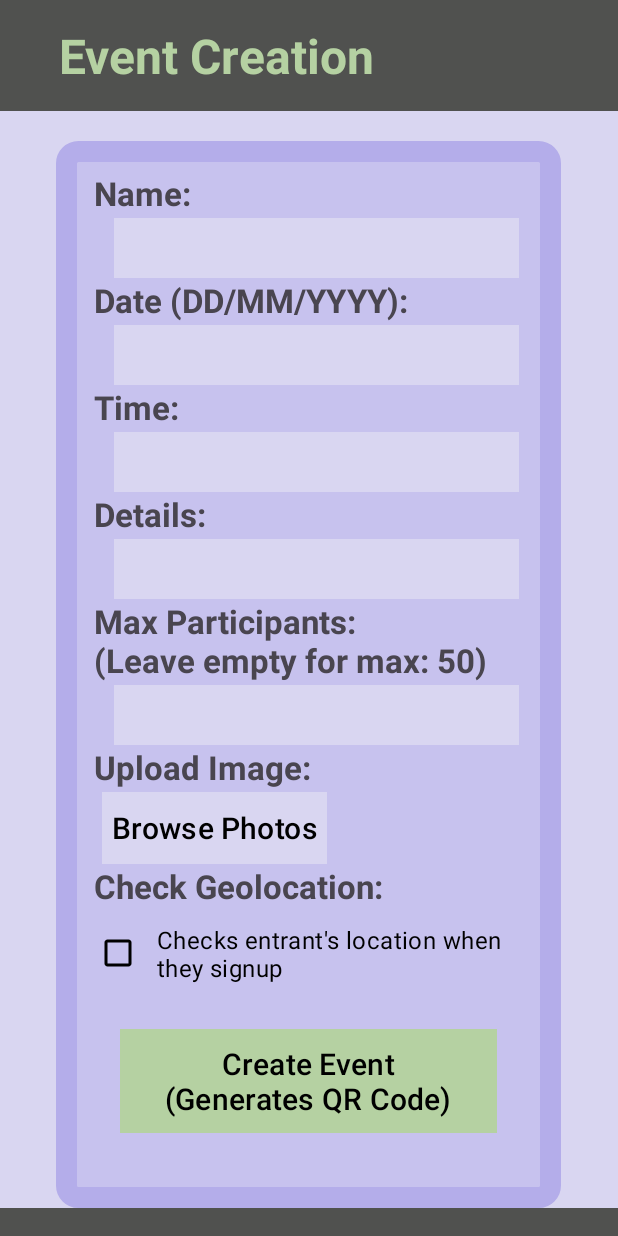
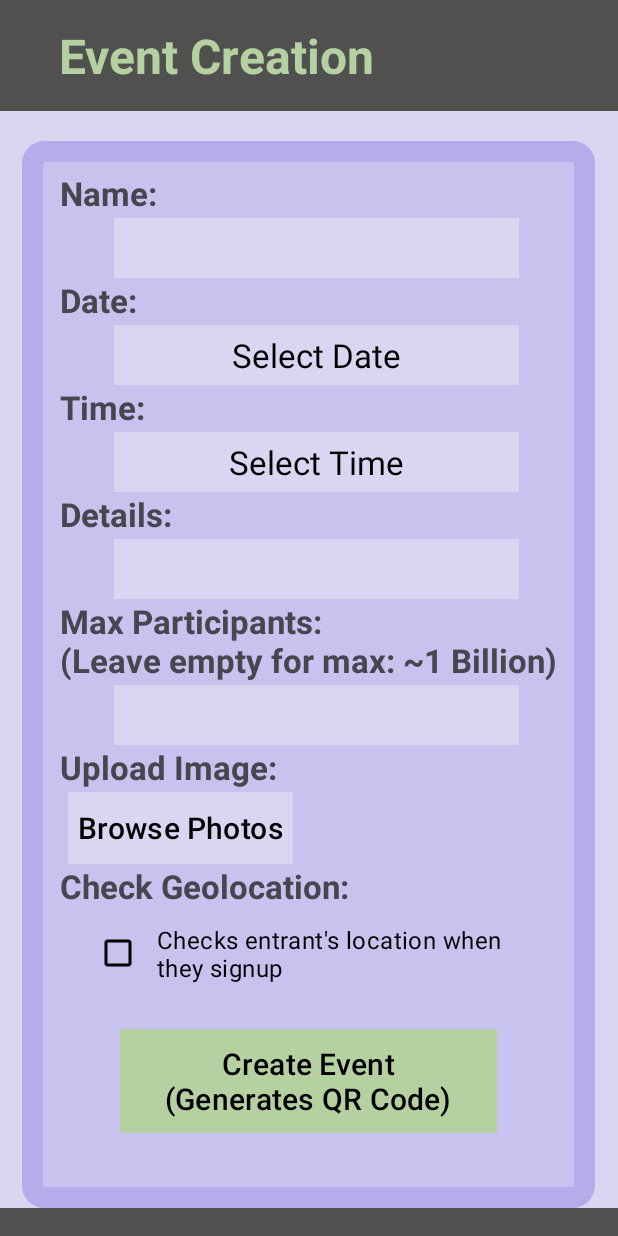
Before and after one commit to CMPUT301F24castle/king-of-the-castle, an Android app: the CreateEventActivity screen opened directly, with no data from a screen before it, on a phone screen of 412 x 824 dp. Run offline under Robolectric (Android 15) with nearby library versions, the phone set to English and light mode, and no system bars; our stand-ins replace Firebase (no records; nobody signed in at launch, a user with empty details on screens opened directly); 1 statement that could not run was skipped.

Commit message:
added widgets for selecting date and time

```diff
--- a/Project/app/src/main/res/layout/event_create_screen.xml
+++ b/Project/app/src/main/res/layout/event_create_screen.xml
@@ -54,18 +54,16 @@
             android:maxLines="1"
             android:scrollHorizontally="true"
             android:inputType="text"/>
-
         <TextView
             android:layout_width="wrap_content"
             android:layout_height="wrap_content"
-            android:text="Date (DD/MM/YYYY):"
+            android:text="Date:"
             android:textStyle="bold"
             android:textSize="22sp"
             android:gravity="start"
             android:layout_gravity="start"/>
-
-        <EditText
-            android:id="@+id/event_date_edit_text"
+        <TextView
+            android:id="@+id/event_date_text_view"
             android:layout_width="270dp"
             android:layout_height="wrap_content"
             android:background="@color/light_purple"
@@ -74,10 +72,10 @@
             android:padding="5dp"
             android:layout_marginStart="5dp"
             android:layout_marginTop="2dp"
-            android:maxLines="1"
-            android:scrollHorizontally="true"
-            android:inputType="text"/>
-
+            android:text="Select Date"
+            android:gravity="center"
+            android:clickable="true"
+            android:focusable="true" />
         <TextView
             android:layout_width="wrap_content"
             android:layout_height="wrap_content"
@@ -86,9 +84,8 @@
             android:textSize="22sp"
             android:gravity="start"
             android:layout_gravity="start"/>
-
-        <EditText
-            android:id="@+id/event_time_edit_text"
+        <TextView
+            android:id="@+id/event_time_text_view"
             android:layout_width="270dp"
             android:layout_height="wrap_content"
             android:background="@color/light_purple"
@@ -97,9 +94,10 @@
             android:padding="5dp"
             android:layout_marginStart="5dp"
             android:layout_marginTop="2dp"
-            android:maxLines="1"
-            android:scrollHorizontally="true"
-            android:inputType="text"/>
+            android:text="Select Time"
+            android:gravity="center"
+            android:clickable="true"
+            android:focusable="true" />
         <TextView
             android:layout_width="wrap_content"
             android:layout_height="wrap_content"
@@ -126,7 +124,7 @@
         <TextView
             android:layout_width="wrap_content"
             android:layout_height="wrap_content"
-            android:text="Max Participants: \n(Leave empty for max: 50)"
+            android:text="Max Participants: \n(Leave empty for max: ~1 Billion)"
             android:textStyle="bold"
             android:textSize="22sp"
             android:gravity="start"
```
Also changed, not shown: Project/app/src/main/java/com/example/king_of_the_castle_project/CreateEventActivity.java (+39 -10 lines).
